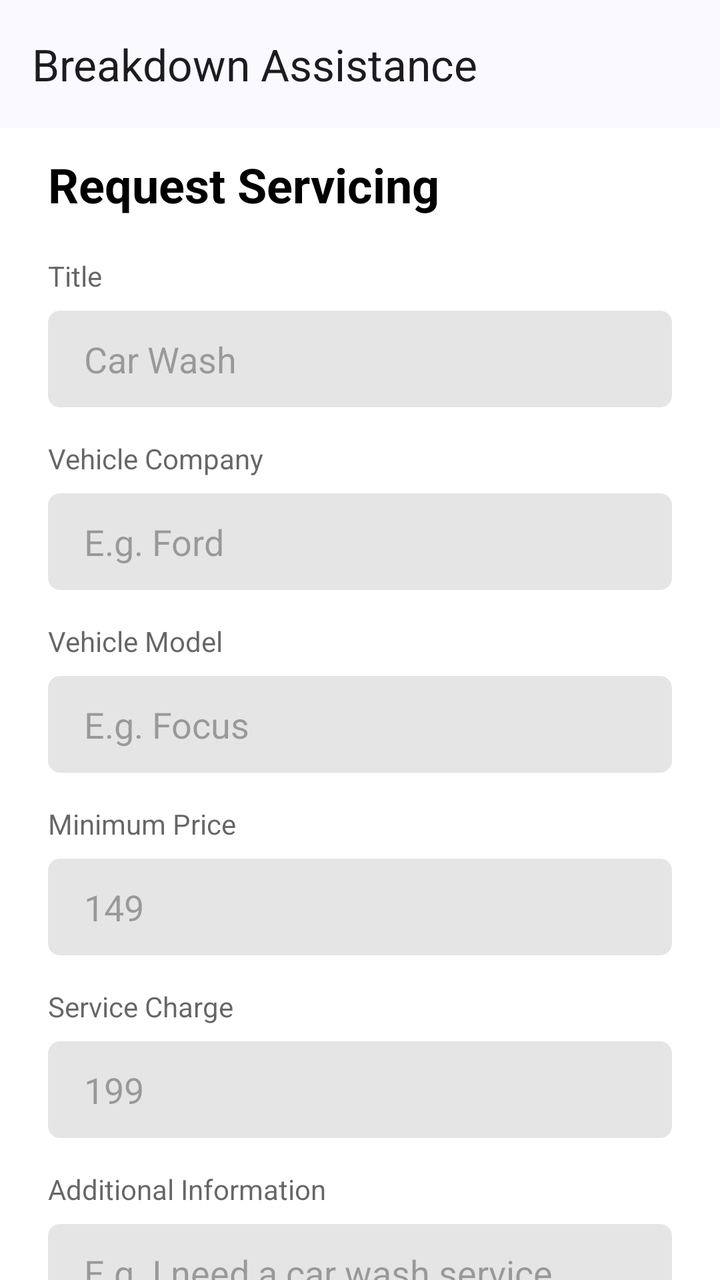
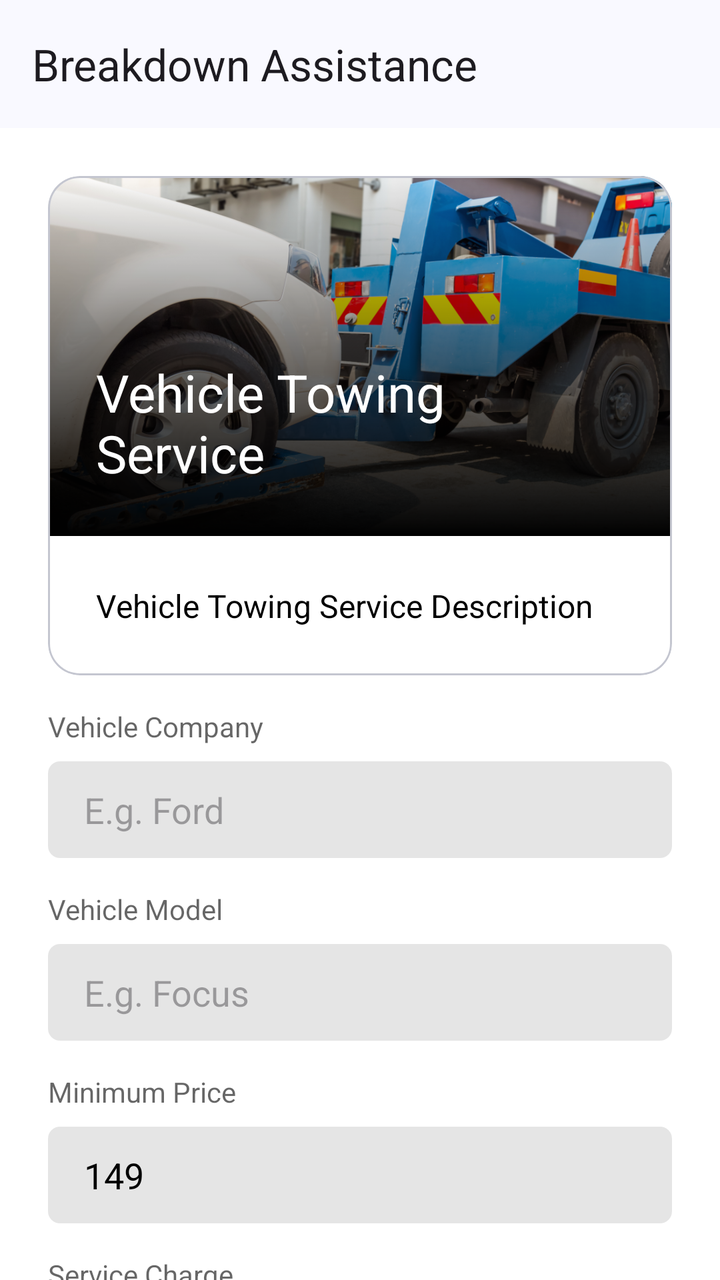

An Android layout rendered at two revisions. The XML below is the earlier revision; the diff shows what the commit changed to produce the second picture.
<!-- AndroidManifest.xml: application theme Theme.BreakdownAssistance -->
<!-- res/layout/fragment_request_servicing.xml -->
<?xml version="1.0" encoding="utf-8"?>
<androidx.coordinatorlayout.widget.CoordinatorLayout xmlns:android="http://schemas.android.com/apk/res/android"
    xmlns:app="http://schemas.android.com/apk/res-auto"
    xmlns:tools="http://schemas.android.com/tools"
    android:layout_width="match_parent"
    android:layout_height="match_parent"
    tools:context=".ui.fragments.RequestServicingFragment">

    <androidx.core.widget.NestedScrollView
        android:id="@+id/nestedScrollView"
        android:layout_width="match_parent"
        android:layout_height="match_parent"
        app:layout_behavior="@string/appbar_scrolling_view_behavior">

        <LinearLayout
            android:layout_width="match_parent"
            android:layout_height="match_parent"
            android:orientation="vertical"
            android:paddingHorizontal="24dp"
            android:paddingVertical="12dp">

            <TextView
                android:layout_width="wrap_content"
                android:layout_height="wrap_content"
                android:layout_marginBottom="20dp"
                android:text="Request Servicing"
                android:textColor="@color/black"
                android:textSize="24sp"
                android:textStyle="bold" />

            <TextView
                android:layout_width="wrap_content"
                android:layout_height="wrap_content"
                android:layout_gravity="start"
                android:alpha="0.6"
                android:text="Title"
                android:textColor="@color/black"
                android:textSize="14sp" />

            <EditText
                android:id="@+id/editTextTitle"
                android:layout_width="match_parent"
                android:layout_height="wrap_content"
                android:layout_marginTop="8dp"
                android:background="@drawable/yellow_edittext_bg"
                android:enabled="false"
                android:inputType="text"
                android:paddingHorizontal="18dp"
                android:paddingVertical="12dp"
                android:text="Car Wash" />

            <TextView
                android:layout_width="wrap_content"
                android:layout_height="wrap_content"
                android:layout_gravity="start"
                android:layout_marginTop="16dp"
                android:alpha="0.6"
                android:text="Vehicle Company"
                android:textColor="@color/black"
                android:textSize="14sp" />

            <EditText
                android:id="@+id/editTextVehicleCompany"
                android:layout_width="match_parent"
                android:layout_height="wrap_content"
                android:layout_marginTop="8dp"
                android:background="@drawable/yellow_edittext_bg"
                android:enabled="false"
                android:hint="E.g. Ford"
                android:inputType="text"
                android:paddingHorizontal="18dp"
                android:paddingVertical="12dp" />

            <TextView
                android:layout_width="wrap_content"
                android:layout_height="wrap_content"
                android:layout_gravity="start"
                android:layout_marginTop="16dp"
                android:alpha="0.6"
                android:text="Vehicle Model"
                android:textColor="@color/black"
                android:textSize="14sp" />

            <EditText
                android:id="@+id/editTextVehicleModel"
                android:layout_width="match_parent"
                android:layout_height="wrap_content"
                android:layout_marginTop="8dp"
                android:background="@drawable/yellow_edittext_bg"
                android:enabled="false"
                android:hint="E.g. Focus"
                android:inputType="text"
                android:paddingHorizontal="18dp"
                android:paddingVertical="12dp" />

            <TextView
                android:layout_width="wrap_content"
                android:layout_height="wrap_content"
                android:layout_gravity="start"
                android:layout_marginTop="16dp"
                android:alpha="0.6"
                android:text="Minimum Price"
                android:textColor="@color/black"
                android:textSize="14sp" />

            <EditText
                android:id="@+id/editTextMinimumPrice"
                android:layout_width="match_parent"
                android:layout_height="wrap_content"
                android:layout_marginTop="8dp"
                android:background="@drawable/yellow_edittext_bg"
                android:enabled="false"
                android:inputType="number"
                android:paddingHorizontal="18dp"
                android:paddingVertical="12dp"
                android:text="149" />

            <TextView
                android:layout_width="wrap_content"
                android:layout_height="wrap_content"
                android:layout_gravity="start"
                android:layout_marginTop="16dp"
                android:alpha="0.6"
                android:text="Service Charge"
                android:textColor="@color/black"
                android:textSize="14sp" />

            <EditText
                android:id="@+id/editTextServiceCharge"
                android:layout_width="match_parent"
                android:layout_height="wrap_content"
                android:layout_marginTop="8dp"
                android:background="@drawable/yellow_edittext_bg"
                android:enabled="false"
                android:inputType="number"
                android:paddingHorizontal="18dp"
                android:paddingVertical="12dp"
                android:text="199" />

            <TextView
                android:layout_width="wrap_content"
                android:layout_height="wrap_content"
                android:layout_gravity="start"
                android:layout_marginTop="16dp"
                android:alpha="0.6"
                android:text="Additional Information"
                android:textColor="@color/black"
                android:textSize="14sp" />

            <EditText
                android:id="@+id/editTextAdditionalInfo"
                android:layout_width="match_parent"
                android:layout_height="wrap_content"
                android:layout_marginTop="8dp"
                android:background="@drawable/yellow_edittext_bg"
                android:gravity="start|top"
                android:hint="E.g. I need a car wash service"
                android:inputType="textMultiLine"
                android:minLines="3"
                android:paddingHorizontal="18dp"
                android:paddingVertical="12dp" />

            <com.google.android.material.button.MaterialButton
                android:id="@+id/btnSubmit"
                android:layout_width="match_parent"
                android:layout_height="wrap_content"
                android:layout_marginTop="20dp"
                android:backgroundTint="@color/accent"
                android:letterSpacing="0.04"
                android:paddingVertical="14dp"
                android:text="SUBMIT"
                android:textColor="@color/white"
                android:textSize="16sp"
                app:cornerRadius="6dp" />

        </LinearLayout>
    </androidx.core.widget.NestedScrollView>

    <include
        android:id="@+id/header"
        layout="@layout/view_toolbar" />

</androidx.coordinatorlayout.widget.CoordinatorLayout>
<!-- res/layout/view_toolbar.xml (included above) -->
<?xml version="1.0" encoding="utf-8"?>
<com.google.android.material.appbar.AppBarLayout xmlns:android="http://schemas.android.com/apk/res/android"
    xmlns:app="http://schemas.android.com/apk/res-auto"
    xmlns:tools="http://schemas.android.com/tools"
    android:id="@+id/appBarLayout"
    android:layout_width="match_parent"
    android:layout_height="wrap_content"
    android:fitsSystemWindows="true"
    app:liftOnScroll="true">

    <com.google.android.material.appbar.MaterialToolbar
        android:id="@+id/toolbar"
        android:layout_width="match_parent"
        android:layout_height="?attr/actionBarSize"
        android:paddingEnd="24dp"
        app:contentInsetStartWithNavigation="0dp"
        app:maxLines="1"
        app:navigationIconTint="?attr/colorOnSurface"
        app:title="@string/app_name"
        app:titleTextAppearance="@style/TextAppearance.Material3.TitleLarge"
        app:titleTextEllipsize="end"
        tools:ignore="RtlSymmetry" />

    <ProgressBar
        android:id="@+id/progress"
        style="@style/Base.Widget.AppCompat.ProgressBar.Horizontal"
        android:layout_width="match_parent"
        android:layout_height="wrap_content"
        android:layout_marginTop="-7dp"
        android:layout_marginBottom="-7dp"
        android:indeterminate="true"
        android:indeterminateTint="@color/accent"
        android:visibility="gone" />

</com.google.android.material.appbar.AppBarLayout>
<!-- resources referenced by this layout -->
<resources>
  <color name="accent">#FF6A79F8</color>
  <color name="black">#FF000000</color>
  <color name="white">#FFFFFFFF</color>
  <!-- drawable yellow_edittext_bg (drawable) -->
  <?xml version="1.0" encoding="utf-8"?>
  <shape xmlns:android="http://schemas.android.com/apk/res/android"
      android:shape="rectangle">
      <solid android:color="#1A000000" />
      <corners android:radius="6dp" />
  </shape>
  <string name="app_name">Breakdown Assistance</string>
  <style name="Theme.BreakdownAssistance" parent="Base.Theme.BreakdownAssistance" />
  <color name="transparent">#00000000</color>
  <color name="md_theme_primary">#415F91</color>
  <color name="md_theme_onPrimary">#FFFFFF</color>
  <color name="md_theme_primaryContainer">#D6E3FF</color>
  <color name="md_theme_onPrimaryContainer">#001B3E</color>
  <color name="md_theme_secondary">#565F71</color>
  <color name="md_theme_onSecondary">#FFFFFF</color>
  <color name="md_theme_secondaryContainer">#DAE2F9</color>
  <color name="md_theme_onSecondaryContainer">#131C2B</color>
  <color name="md_theme_tertiary">#705575</color>
  <color name="md_theme_onTertiary">#FFFFFF</color>
  <color name="md_theme_tertiaryContainer">#FAD8FD</color>
  <color name="md_theme_onTertiaryContainer">#28132E</color>
  <color name="md_theme_error">#BA1A1A</color>
  <color name="md_theme_onError">#FFFFFF</color>
  <color name="md_theme_errorContainer">#FFDAD6</color>
  <color name="md_theme_onErrorContainer">#410002</color>
  <color name="md_theme_background">#F9F9FF</color>
  <color name="md_theme_onBackground">#191C20</color>
  <color name="md_theme_surface">#F9F9FF</color>
  <color name="md_theme_onSurface">#191C20</color>
  <color name="md_theme_surfaceVariant">#E0E2EC</color>
  <color name="md_theme_onSurfaceVariant">#44474E</color>
  <color name="md_theme_outline">#74777F</color>
  <color name="md_theme_outlineVariant">#C4C6D0</color>
  <color name="md_theme_inverseSurface">#2E3036</color>
  <color name="md_theme_inverseOnSurface">#F0F0F7</color>
  <color name="md_theme_inversePrimary">#AAC7FF</color>
  <color name="md_theme_primaryFixed">#D6E3FF</color>
  <color name="md_theme_onPrimaryFixed">#001B3E</color>
  <color name="md_theme_primaryFixedDim">#AAC7FF</color>
  <color name="md_theme_onPrimaryFixedVariant">#284777</color>
  <color name="md_theme_secondaryFixed">#DAE2F9</color>
  <color name="md_theme_onSecondaryFixed">#131C2B</color>
  <color name="md_theme_secondaryFixedDim">#BEC6DC</color>
  <color name="md_theme_onSecondaryFixedVariant">#3E4759</color>
  <color name="md_theme_tertiaryFixed">#FAD8FD</color>
  <color name="md_theme_onTertiaryFixed">#28132E</color>
  <color name="md_theme_tertiaryFixedDim">#DDBCE0</color>
  <color name="md_theme_onTertiaryFixedVariant">#573E5C</color>
  <color name="md_theme_surfaceDim">#D9D9E0</color>
  <color name="md_theme_surfaceBright">#F9F9FF</color>
  <color name="md_theme_surfaceContainerLowest">#FFFFFF</color>
  <color name="md_theme_surfaceContainerLow">#F3F3FA</color>
  <color name="md_theme_surfaceContainer">#EDEDF4</color>
  <color name="md_theme_surfaceContainerHigh">#E7E8EE</color>
  <color name="md_theme_surfaceContainerHighest">#E2E2E9</color>
  <!-- unchanged entries left out for length: 1 -->
</resources>

<!-- the commit's change to res/layout/fragment_request_servicing.xml (unified diff, before → after) -->
@@ -16,38 +16,69 @@
             android:layout_width="match_parent"
             android:layout_height="match_parent"
             android:orientation="vertical"
-            android:paddingHorizontal="24dp"
-            android:paddingVertical="12dp">
-
-            <TextView
-                android:layout_width="wrap_content"
-                android:layout_height="wrap_content"
-                android:layout_marginBottom="20dp"
-                android:text="Request Servicing"
-                android:textColor="@color/black"
-                android:textSize="24sp"
-                android:textStyle="bold" />
-
-            <TextView
-                android:layout_width="wrap_content"
-                android:layout_height="wrap_content"
-                android:layout_gravity="start"
-                android:alpha="0.6"
-                android:text="Title"
-                android:textColor="@color/black"
-                android:textSize="14sp" />
-
-            <EditText
-                android:id="@+id/editTextTitle"
-                android:layout_width="match_parent"
-                android:layout_height="wrap_content"
-                android:layout_marginTop="8dp"
-                android:background="@drawable/yellow_edittext_bg"
-                android:enabled="false"
-                android:inputType="text"
-                android:paddingHorizontal="18dp"
-                android:paddingVertical="12dp"
-                android:text="Car Wash" />
+            android:padding="24dp">
+
+            <com.google.android.material.card.MaterialCardView
+                android:layout_width="match_parent"
+                android:layout_height="wrap_content"
+                app:cardBackgroundColor="@color/white"
+                app:cardCornerRadius="16dp">
+
+                <LinearLayout
+                    android:layout_width="match_parent"
+                    android:layout_height="wrap_content"
+                    android:orientation="vertical">
+
+                    <com.google.android.material.card.MaterialCardView
+                        android:layout_width="match_parent"
+                        android:layout_height="wrap_content"
+                        app:cardBackgroundColor="@color/white"
+                        app:cardCornerRadius="0dp"
+                        app:strokeWidth="0dp">
+
+                        <FrameLayout
+                            android:layout_width="match_parent"
+                            android:layout_height="wrap_content">
+
+                            <ImageView
+                                android:id="@+id/imageView"
+                                android:layout_width="match_parent"
+                                android:layout_height="180dp"
+                                android:scaleType="centerCrop"
+                                android:src="@drawable/img_car_tow" />
+
+                            <View
+                                android:layout_width="match_parent"
+                                android:layout_height="match_parent"
+                                android:background="@drawable/black_gradient_shade" />
+
+                            <TextView
+                                android:id="@+id/textViewTitle"
+                                android:layout_width="wrap_content"
+                                android:layout_height="wrap_content"
+                                android:layout_gravity="start|bottom"
+                                android:layout_margin="24dp"
+                                android:text="Vehicle Towing Service"
+                                android:textColor="@color/white"
+                                android:textSize="26sp" />
+
+                        </FrameLayout>
+                    </com.google.android.material.card.MaterialCardView>
+
+                    <TextView
+                        android:id="@+id/textViewDescription"
+                        android:layout_width="match_parent"
+                        android:layout_height="wrap_content"
+                        android:layout_gravity="start|bottom"
+                        android:layout_margin="24dp"
+                        android:justificationMode="inter_word"
+                        android:lineHeight="22sp"
+                        android:text="Vehicle Towing Service Description"
+                        android:textColor="@color/black"
+                        android:textSize="16sp" />
+
+                </LinearLayout>
+            </com.google.android.material.card.MaterialCardView>
 
             <TextView
                 android:layout_width="wrap_content"
@@ -64,8 +95,7 @@
                 android:layout_width="match_parent"
                 android:layout_height="wrap_content"
                 android:layout_marginTop="8dp"
-                android:background="@drawable/yellow_edittext_bg"
-                android:enabled="false"
+                android:background="@drawable/semi_transparent_black_bg"
                 android:hint="E.g. Ford"
                 android:inputType="text"
                 android:paddingHorizontal="18dp"
@@ -86,8 +116,7 @@
                 android:layout_width="match_parent"
                 android:layout_height="wrap_content"
                 android:layout_marginTop="8dp"
-                android:background="@drawable/yellow_edittext_bg"
-                android:enabled="false"
+                android:background="@drawable/semi_transparent_black_bg"
                 android:hint="E.g. Focus"
                 android:inputType="text"
                 android:paddingHorizontal="18dp"
@@ -108,12 +137,13 @@
                 android:layout_width="match_parent"
                 android:layout_height="wrap_content"
                 android:layout_marginTop="8dp"
-                android:background="@drawable/yellow_edittext_bg"
+                android:background="@drawable/semi_transparent_black_bg"
                 android:enabled="false"
                 android:inputType="number"
                 android:paddingHorizontal="18dp"
                 android:paddingVertical="12dp"
-                android:text="149" />
+                android:text="149"
+                android:textColor="@color/black" />
 
             <TextView
                 android:layout_width="wrap_content"
@@ -130,12 +160,36 @@
                 android:layout_width="match_parent"
                 android:layout_height="wrap_content"
                 android:layout_marginTop="8dp"
-                android:background="@drawable/yellow_edittext_bg"
+                android:background="@drawable/semi_transparent_black_bg"
                 android:enabled="false"
                 android:inputType="number"
                 android:paddingHorizontal="18dp"
                 android:paddingVertical="12dp"
-                android:text="199" />
+                android:text="199"
+                android:textColor="@color/black" />
+
+            <TextView
+                android:layout_width="wrap_content"
+                android:layout_height="wrap_content"
+                android:layout_gravity="start"
+                android:layout_marginTop="16dp"
+                android:alpha="0.6"
+                android:text="Duration"
+                android:textColor="@color/black"
+                android:textSize="14sp" />
+
+            <EditText
+                android:id="@+id/editTextDuration"
+                android:layout_width="match_parent"
+                android:layout_height="wrap_content"
+                android:layout_marginTop="8dp"
+                android:background="@drawable/semi_transparent_black_bg"
+                android:enabled="false"
+                android:inputType="number"
+                android:paddingHorizontal="18dp"
+                android:paddingVertical="12dp"
+                android:text="1 Hour(s)"
+                android:textColor="@color/black" />
 
             <TextView
                 android:layout_width="wrap_content"
@@ -152,7 +206,7 @@
                 android:layout_width="match_parent"
                 android:layout_height="wrap_content"
                 android:layout_marginTop="8dp"
-                android:background="@drawable/yellow_edittext_bg"
+                android:background="@drawable/semi_transparent_black_bg"
                 android:gravity="start|top"
                 android:hint="E.g. I need a car wash service"
                 android:inputType="textMultiLine"
@@ -168,7 +222,7 @@
                 android:backgroundTint="@color/accent"
                 android:letterSpacing="0.04"
                 android:paddingVertical="14dp"
-                android:text="SUBMIT"
+                android:text="REQUEST SERVICING"
                 android:textColor="@color/white"
                 android:textSize="16sp"
                 app:cornerRadius="6dp" />
<!-- resource entries referenced after the edit -->
@@ -3,7 +3,17 @@
   <color name="accent">#FF6A79F8</color>
   <color name="black">#FF000000</color>
   <color name="white">#FFFFFFFF</color>
-  <!-- drawable yellow_edittext_bg (drawable) -->
+  <!-- drawable black_gradient_shade (drawable) -->
+  <?xml version="1.0" encoding="utf-8"?>
+  <shape xmlns:android="http://schemas.android.com/apk/res/android"
+      android:shape="rectangle">
+      <gradient
+          android:angle="270"
+          android:endColor="#000000"
+          android:startColor="@color/transparent" />
+  </shape>
+  <!-- drawable img_car_tow: png bitmap (drawable, 878153 bytes) -->
+  <!-- drawable semi_transparent_black_bg (drawable) -->
   <?xml version="1.0" encoding="utf-8"?>
   <shape xmlns:android="http://schemas.android.com/apk/res/android"
       android:shape="rectangle">
